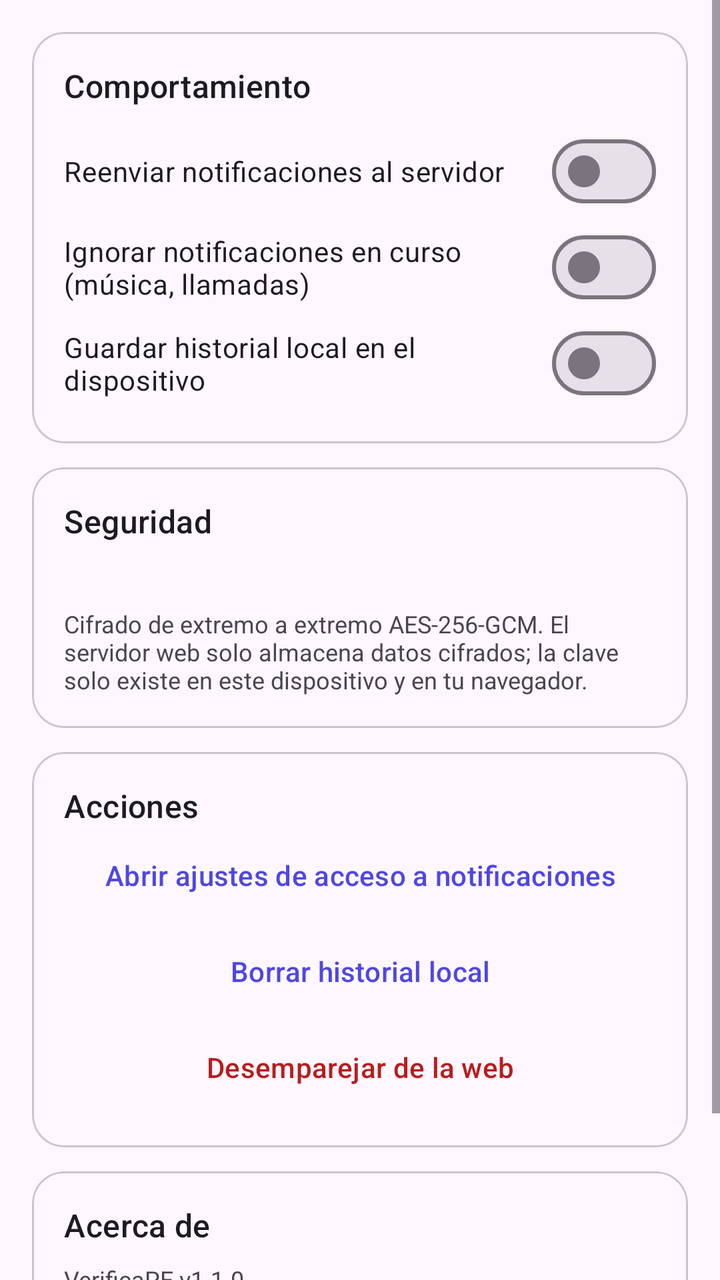
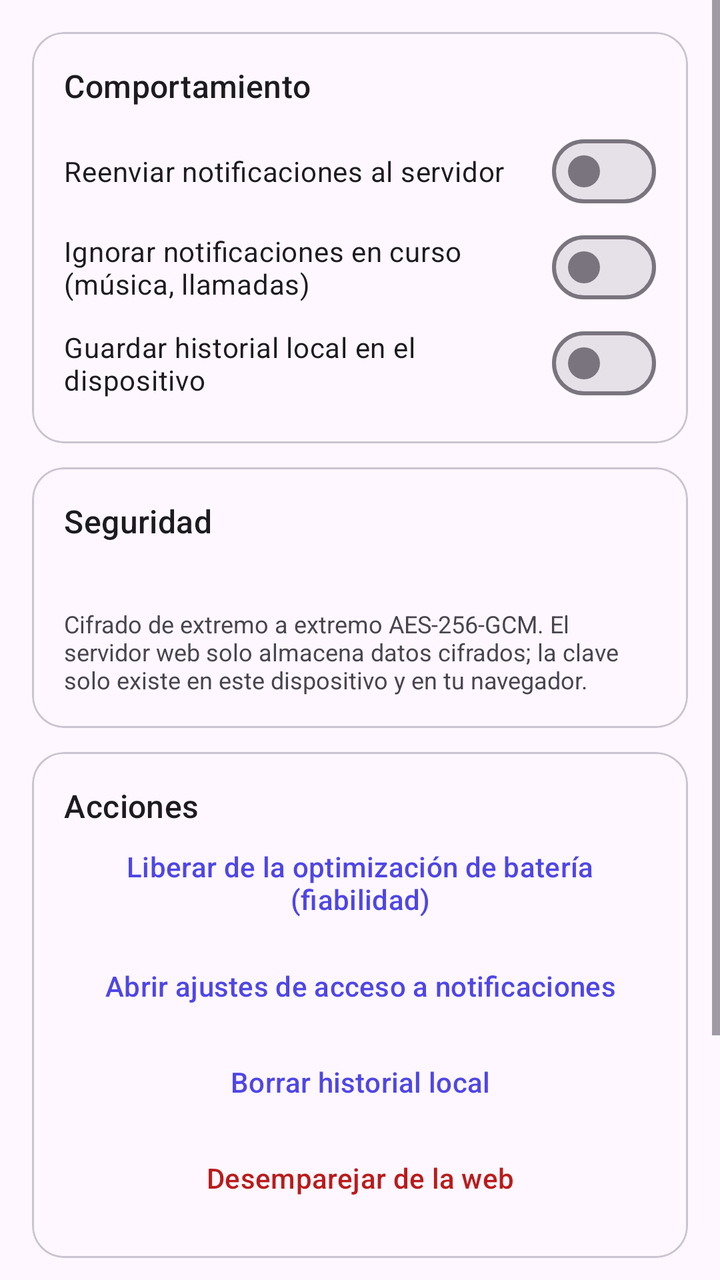

Before-and-after screenshots of an Android layout around one commit, followed by the original layout XML and the change that was made.
<!-- AndroidManifest.xml: application theme Theme.NotiBridge -->
<!-- res/layout/fragment_settings.xml -->
<?xml version="1.0" encoding="utf-8"?>
<ScrollView
    xmlns:android="http://schemas.android.com/apk/res/android"
    xmlns:app="http://schemas.android.com/apk/res-auto"
    android:layout_width="match_parent"
    android:layout_height="match_parent"
    android:fillViewport="true">

    <LinearLayout
        android:layout_width="match_parent"
        android:layout_height="wrap_content"
        android:orientation="vertical"
        android:padding="16dp">

        
        <com.google.android.material.card.MaterialCardView
            android:layout_width="match_parent"
            android:layout_height="wrap_content"
            app:cardCornerRadius="16dp"
            app:contentPadding="16dp"
            android:layout_marginBottom="12dp">

            <LinearLayout
                android:layout_width="match_parent"
                android:layout_height="wrap_content"
                android:orientation="vertical">

                <TextView
                    android:layout_width="wrap_content"
                    android:layout_height="wrap_content"
                    android:text="@string/settings_section_behavior"
                    android:textAppearance="?attr/textAppearanceTitleMedium" />

                <com.google.android.material.materialswitch.MaterialSwitch
                    android:id="@+id/sw_forward"
                    android:layout_width="match_parent"
                    android:layout_height="wrap_content"
                    android:layout_marginTop="8dp"
                    android:text="@string/sw_forward_label" />

                <com.google.android.material.materialswitch.MaterialSwitch
                    android:id="@+id/sw_ongoing"
                    android:layout_width="match_parent"
                    android:layout_height="wrap_content"
                    android:text="@string/sw_ongoing_label" />

                <com.google.android.material.materialswitch.MaterialSwitch
                    android:id="@+id/sw_history"
                    android:layout_width="match_parent"
                    android:layout_height="wrap_content"
                    android:text="@string/sw_history_label" />
            </LinearLayout>
        </com.google.android.material.card.MaterialCardView>

        
        <com.google.android.material.card.MaterialCardView
            android:layout_width="match_parent"
            android:layout_height="wrap_content"
            app:cardCornerRadius="16dp"
            app:contentPadding="16dp"
            android:layout_marginBottom="12dp">

            <LinearLayout
                android:layout_width="match_parent"
                android:layout_height="wrap_content"
                android:orientation="vertical">

                <TextView
                    android:layout_width="wrap_content"
                    android:layout_height="wrap_content"
                    android:text="@string/settings_section_security"
                    android:textAppearance="?attr/textAppearanceTitleMedium" />

                <TextView
                    android:id="@+id/otp_fixed_note"
                    android:layout_width="match_parent"
                    android:layout_height="wrap_content"
                    android:layout_marginTop="8dp"
                    android:textSize="12sp" />

                <TextView
                    android:layout_width="match_parent"
                    android:layout_height="wrap_content"
                    android:layout_marginTop="8dp"
                    android:text="@string/e2e_note"
                    android:textSize="12sp" />
            </LinearLayout>
        </com.google.android.material.card.MaterialCardView>

        
        <com.google.android.material.card.MaterialCardView
            android:layout_width="match_parent"
            android:layout_height="wrap_content"
            app:cardCornerRadius="16dp"
            app:contentPadding="16dp"
            android:layout_marginBottom="12dp">

            <LinearLayout
                android:layout_width="match_parent"
                android:layout_height="wrap_content"
                android:orientation="vertical">

                <TextView
                    android:layout_width="wrap_content"
                    android:layout_height="wrap_content"
                    android:text="@string/settings_section_actions"
                    android:textAppearance="?attr/textAppearanceTitleMedium" />

                <Button
                    android:id="@+id/btn_open_access"
                    style="?attr/borderlessButtonStyle"
                    android:layout_width="match_parent"
                    android:layout_height="wrap_content"
                    android:text="@string/btn_open_access" />

                <Button
                    android:id="@+id/btn_clear_local"
                    style="?attr/borderlessButtonStyle"
                    android:layout_width="match_parent"
                    android:layout_height="wrap_content"
                    android:text="@string/btn_clear_local" />

                <Button
                    android:id="@+id/btn_unpair_settings"
                    style="?attr/borderlessButtonStyle"
                    android:layout_width="match_parent"
                    android:layout_height="wrap_content"
                    android:text="@string/btn_unpair_settings"
                    android:textColor="@color/badge_otp" />
            </LinearLayout>
        </com.google.android.material.card.MaterialCardView>

        
        <com.google.android.material.card.MaterialCardView
            android:layout_width="match_parent"
            android:layout_height="wrap_content"
            app:cardCornerRadius="16dp"
            app:contentPadding="16dp">

            <LinearLayout
                android:layout_width="match_parent"
                android:layout_height="wrap_content"
                android:orientation="vertical">

                <TextView
                    android:layout_width="wrap_content"
                    android:layout_height="wrap_content"
                    android:text="@string/settings_section_about"
                    android:textAppearance="?attr/textAppearanceTitleMedium" />

                <TextView
                    android:layout_width="match_parent"
                    android:layout_height="wrap_content"
                    android:layout_marginTop="8dp"
                    android:text="@string/about_text"
                    android:textSize="12sp" />
            </LinearLayout>
        </com.google.android.material.card.MaterialCardView>
    </LinearLayout>
</ScrollView>
<!-- resources referenced by this layout -->
<resources>
  <color name="badge_otp">#B91C1C</color>
  <string name="about_text">VerificaPE v1.1.0\nRefleja en tu propia web las notificaciones de tus pagos (Yape, Plin, banca…) para verificarlas al instante y evitar pagos falsos. Emplea este software solo en dispositivos propios o con consentimiento explícito.</string>
  <string name="btn_clear_local">Borrar historial local</string>
  <string name="btn_open_access">Abrir ajustes de acceso a notificaciones</string>
  <string name="btn_unpair_settings">Desemparejar de la web</string>
  <string name="e2e_note">Cifrado de extremo a extremo AES-256-GCM. El servidor web solo almacena datos cifrados; la clave solo existe en este dispositivo y en tu navegador.</string>
  <string name="settings_section_about">Acerca de</string>
  <string name="settings_section_actions">Acciones</string>
  <string name="settings_section_behavior">Comportamiento</string>
  <string name="settings_section_security">Seguridad</string>
  <string name="sw_forward_label">Reenviar notificaciones al servidor</string>
  <string name="sw_history_label">Guardar historial local en el dispositivo</string>
  <string name="sw_ongoing_label">Ignorar notificaciones en curso (música, llamadas)</string>
  <style name="Theme.NotiBridge" parent="Theme.Material3.DayNight.NoActionBar">
          <item name="colorPrimary">@color/primary</item>
          <item name="colorOnPrimary">@color/white</item>
          <item name="colorPrimaryContainer">@color/primary_dark</item>
          <item name="android:statusBarColor">?attr/colorSurface</item>
          <item name="android:windowLightStatusBar">true</item>
      </style>
  <color name="primary">#4F46E5</color>
  <color name="white">#FFFFFF</color>
  <color name="primary_dark">#3730A3</color>
</resources>

<!-- the commit's change to res/layout/fragment_settings.xml (unified diff, before → after) -->
@@ -107,6 +107,12 @@
                     android:textAppearance="?attr/textAppearanceTitleMedium" />
 
                 <Button
+                    android:id="@+id/btn_battery"
+                    style="?attr/borderlessButtonStyle"
+                    android:layout_width="match_parent"
+                    android:layout_height="wrap_content"
+                    android:text="@string/btn_battery" />
+                <Button
                     android:id="@+id/btn_open_access"
                     style="?attr/borderlessButtonStyle"
                     android:layout_width="match_parent"
<!-- resource entries referenced after the edit -->
@@ -2,6 +2,7 @@
 <resources>
   <color name="badge_otp">#B91C1C</color>
   <string name="about_text">VerificaPE v1.1.0\nRefleja en tu propia web las notificaciones de tus pagos (Yape, Plin, banca…) para verificarlas al instante y evitar pagos falsos. Emplea este software solo en dispositivos propios o con consentimiento explícito.</string>
+  <string name="btn_battery">Liberar de la optimización de batería (fiabilidad)</string>
   <string name="btn_clear_local">Borrar historial local</string>
   <string name="btn_open_access">Abrir ajustes de acceso a notificaciones</string>
   <string name="btn_unpair_settings">Desemparejar de la web</string>
